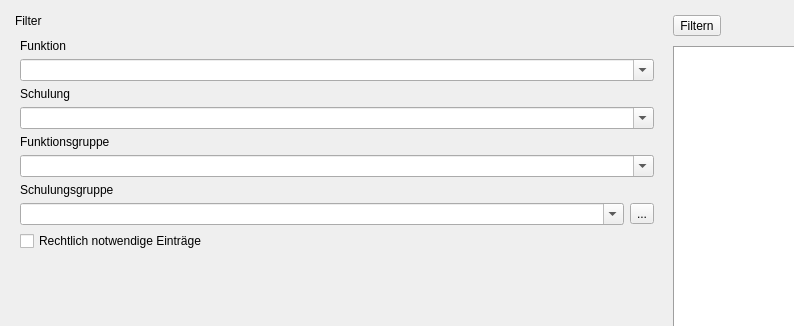
Before: the Qt Designer form ui/qmqualimatrixwidget.ui in Christian-Kr/QualificationMatrix, drawn with Qt 5; both pictures show x 0 to 794 and y 0 to 326 of the 953 by 725 pixel window.
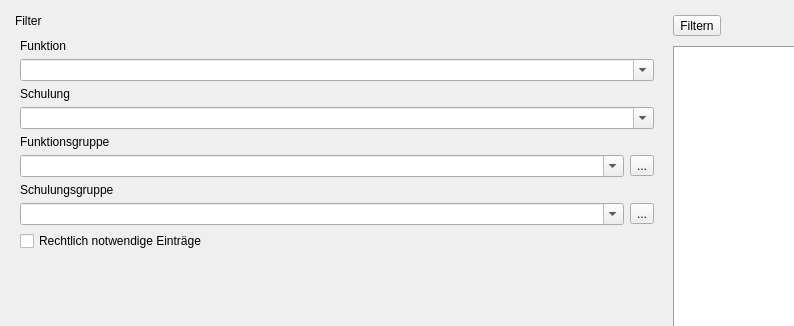
After: the same form once the commit is applied. Icons and pictures are not drawn. Custom widgets are drawn as their Qt base class.

Commit message: Rege exp for func group filtering

Diff of the .ui file:
```diff
--- a/ui/qmqualimatrixwidget.ui
+++ b/ui/qmqualimatrixwidget.ui
@@ -100,6 +100,8 @@
          </widget>
         </item>
         <item row="5" column="0">
+         <layout class="QHBoxLayout" name="horizontalLayout_4">
+          <item>
          <widget class="QComboBox" name="cbFuncGroupFilter">
           <property name="sizePolicy">
            <sizepolicy hsizetype="Preferred" vsizetype="Preferred">
@@ -115,6 +117,25 @@
           </property>
          </widget>
         </item>
+          <item>
+           <widget class="QToolButton" name="tbExtSelFuncGroup">
+            <property name="text">
+             <string>...</string>
+            </property>
+            <property name="icon">
+             <iconset resource="../icons.qrc">
+              <normaloff>:/icons/icons/view-list-details.svg</normaloff>:/icons/icons/view-list-details.svg</iconset>
+            </property>
+            <property name="iconSize">
+             <size>
+              <width>22</width>
+              <height>22</height>
+             </size>
+            </property>
+           </widget>
+          </item>
+         </layout>
+        </item>
         <item row="6" column="0">
          <widget class="QLabel" name="label_4">
           <property name="text">
```
Left out of the diff: 17 changed lines with no effect on the pictures. Lines whose indentation alone changed are shown as unchanged. The commit also changes 3 other files.
